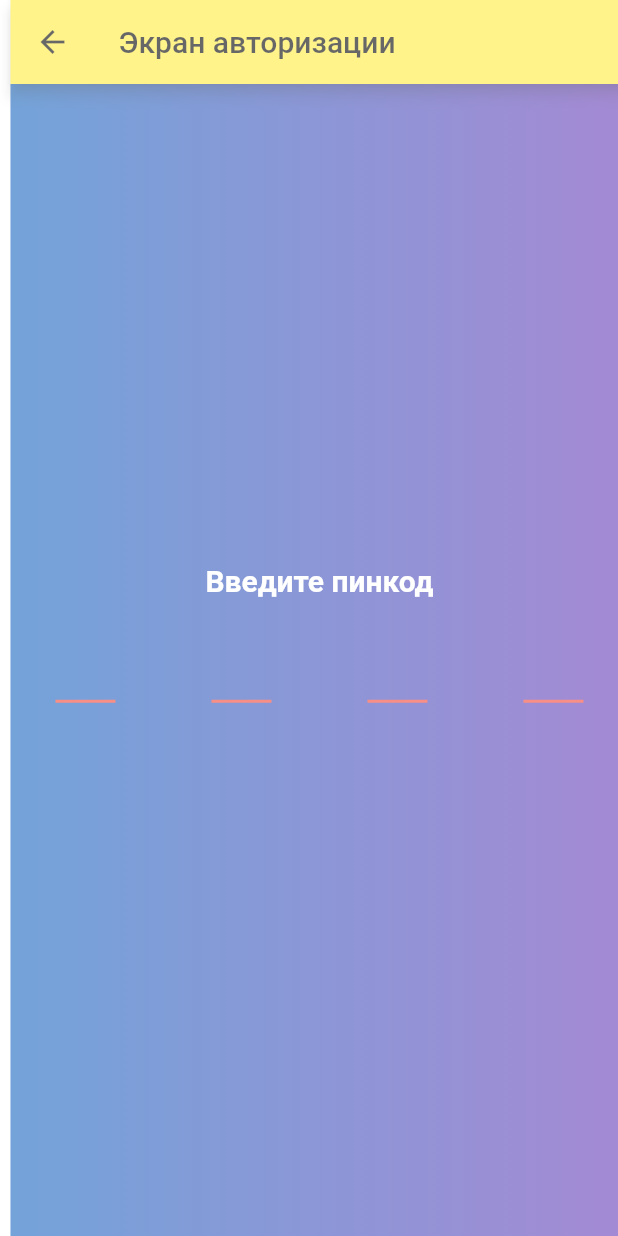
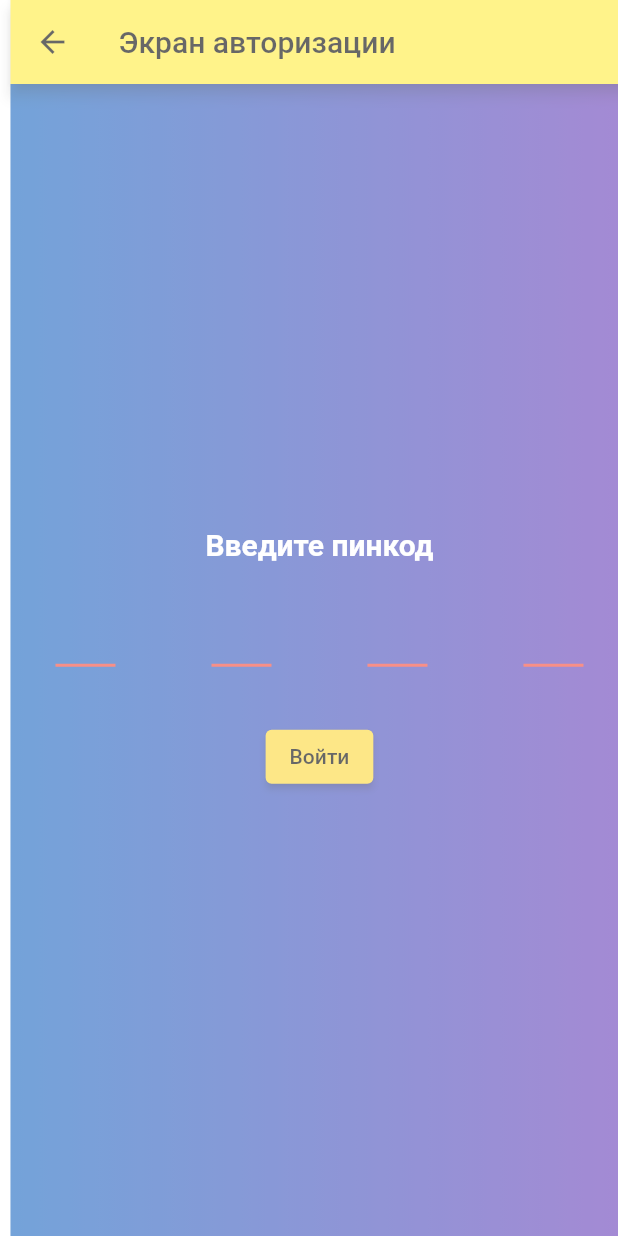
Before and after one commit to Nazarian-maker/my_restaurant_app, a Flutter app: the AdminAuth screen opened by its route, after a tap on "Войти", after a tap on "Войти по пинкоду", on a phone screen of 412 x 824 dp. Run offline on Flutter 3.47's test engine with Material 2 defaults, Android fonts, the phone set to English and light mode, and no system bars; drawn by our look-alikes of pin_code_fields; our stand-ins replace animated_splash_screen, flutter_secure_storage, google_fonts; accounts and stored records are empty; Roboto replaces fonts that are missing (Marmelad).

```diff
--- a/restaurant/lib/main.dart
+++ b/restaurant/lib/main.dart
@@ -45,7 +45,8 @@ class MyApp extends StatelessWidget {
                 child: const AdminAuth(),
               ),
           '/home': (context) => const HomePage(),
-          '/pin_page': (context) => const PinPage(),
+          '/pin_page': (context) =>
+              AuthProvider(model: AuthLogin(), child: const PinPage()),
           '/person_acc': (context) => const PersonAccount(),
           '/auth': (context) => const AuthWidget(),
         },
--- a/restaurant/lib/models/auth_login.dart
+++ b/restaurant/lib/models/auth_login.dart
@@ -11,6 +11,8 @@ class AuthLogin extends ChangeNotifier {
 
   final loginTextController = TextEditingController();
   final passwordTextController = TextEditingController();
+  final pinTextController = TextEditingController();
+  var pinText;
 
   String? _errorMessage;
   String? get errorMessage => _errorMessage;
@@ -35,9 +37,46 @@ class AuthLogin extends ChangeNotifier {
     String? sessionId;
     try {
       sessionId =
-          await _apiClient.auth(email: login, password: password);
+          await _apiClient.validateUser(email: login, password: password);
     } catch (e) {
       _errorMessage = 'Неправильный email или пароль!';
+    }
+
+    _isAuthProgress = false;
+    if (_errorMessage != null) {
+      notifyListeners();
+      return;
+    }
+
+    if (sessionId == null) {
+      _errorMessage = 'Неизвестная ошибка, повторите попытку';
+      notifyListeners();
+      return;
+    }
+    await _sessionDataProvider.setSessionId(sessionId);
+    unawaited(Navigator.of(context)
+        .pushNamedAndRemoveUntil('/home', (route) => false));
+  }
+
+  Future<void> authPin(BuildContext context) async {
+    final pin = pinText;
+    print(pin);
+
+    if (pin == null) {
+      _errorMessage = 'Вы не ввели пинкод!';
+      notifyListeners();
+      return;
+    }
+    _errorMessage = null;
+    _isAuthProgress = true;
+    notifyListeners();
+
+    String? sessionId;
+    try {
+      sessionId =
+      await _apiClient.validateUserPin(pinText: pinText);
+    } catch (e) {
+      _errorMessage = 'Неправильный пинкод!';
     }
 
     _isAuthProgress = false;
--- a/restaurant/lib/pages/otp_page.dart
+++ b/restaurant/lib/pages/otp_page.dart
@@ -2,21 +2,15 @@ import 'package:flutter/material.dart';
 import 'package:flutter/services.dart';
 import 'package:pin_code_fields/pin_code_fields.dart';
 
-class PinPage extends StatefulWidget {
+import '../models/auth_login.dart';
+
+class PinPage extends StatelessWidget {
   const PinPage({Key? key}) : super(key: key);
 
   @override
-  State<PinPage> createState() => _PinPageState();
-}
+  Widget build(BuildContext context) {
+    final model = AuthProvider.read(context)?.model;
 
-class _PinPageState extends State<PinPage> {
-  TextEditingController textEditingController = TextEditingController();
-  String pinText = '1234';
-  String enterText = '';
-  String? errorText;
-
-  @override
-  Widget build(BuildContext context) {
     return Scaffold(
       appBar: AppBar(
         title: const Text('Экран авторизации'),
@@ -37,19 +31,7 @@ class _PinPageState extends State<PinPage> {
             mainAxisAlignment: MainAxisAlignment.center,
             crossAxisAlignment: CrossAxisAlignment.center,
             children: [
-              if (errorText != null) ...[
-                Text(
-                  errorText!,
-                  style: const TextStyle(
-                    fontSize: 18.0,
-                    color: Colors.amber,
-                  ),
-                ),
-
-                const SizedBox(
-                  height: 20,
-                ),
-              ],
+              const _ErrorMessageWidget(),
               const Text(
                 'Введите пинкод',
                 style: TextStyle(
@@ -67,30 +49,29 @@ class _PinPageState extends State<PinPage> {
                 ),
                 keyboardType: TextInputType.number,
                 autoFocus: false,
-                controller: textEditingController,
+                controller: model?.pinTextController,
                 appContext: context,
                 length: 4,
                 onChanged: (text) {
-                  setState(() {
-                    enterText = text;
-                  });
+                  model?.pinText = text;
                 },
-                onCompleted: (text) {
-                  if (text == pinText) {
-                    errorText = null;
-                    FocusScope.of(context).unfocus();
-                    Future.delayed(const Duration(seconds: 1), () {
-                      Navigator.pushNamedAndRemoveUntil(
-                          context, '/home', (route) => false);
-                    });
-                  } else {
-                    errorText = 'Неверный пинкод!';
-                  }
-                  setState(() {});
-                },
+                // onCompleted: (text) {
+                //       () => model?.auth(context);
+                //   // FocusScope.of(context).unfocus();
+                //   //   Future.delayed(const Duration(seconds: 1), () {
+                //   //     Navigator.pushNamedAndRemoveUntil(
+                //   //         context, '/home', (route) => false);
+                //   //   });
+                // },
               ),
               const SizedBox(
                 height: 20.0,
+              ),
+              ElevatedButton(
+                  onPressed: () => model?.authPin(context),
+                style: ButtonStyle(
+                    backgroundColor: MaterialStateProperty.all(Colors.yellow.shade600)),
+                  child: Text('Войти'),
               ),
             ],
           ),
@@ -99,3 +80,121 @@ class _PinPageState extends State<PinPage> {
     );
   }
 }
+
+class _ErrorMessageWidget extends StatelessWidget {
+  const _ErrorMessageWidget({Key? key}) : super(key: key);
+
+  @override
+  Widget build(BuildContext context) {
+    final errorMessage = AuthProvider.watch(context)?.model.errorMessage;
+    if (errorMessage == null) return const SizedBox.shrink();
+    return Padding(
+      padding: const EdgeInsets.only(bottom: 20),
+      child: Text(
+        errorMessage,
+        style: const TextStyle(
+          fontSize: 17,
+          color: Colors.red,
+        ),
+      ),
+    );
+  }
+}
+
+// class PinPage extends StatefulWidget {
+//   const PinPage({Key? key}) : super(key: key);
+//
+//   @override
+//   State<PinPage> createState() => _PinPageState();
+// }
+//
+// class _PinPageState extends State<PinPage> {
+//   TextEditingController textEditingController = TextEditingController();
+//   String pinText = '1234';
+//   String enterText = '';
+//   String? errorText;
+//
+//   @override
+//   Widget build(BuildContext context) {
+//     return Scaffold(
+//       appBar: AppBar(
+//         title: const Text('Экран авторизации'),
+//         backgroundColor: Colors.yellow,
+//       ),
+//       body: Container(
+//         decoration: BoxDecoration(
+//           gradient: LinearGradient(
+//             colors: [
+//               Colors.blue.shade800,
+//               Colors.deepPurple,
+//             ],
+//           ),
+//         ),
+//         child: Padding(
+//           padding: const EdgeInsets.all(30.0),
+//           child: Column(
+//             mainAxisAlignment: MainAxisAlignment.center,
+//             crossAxisAlignment: CrossAxisAlignment.center,
+//             children: [
+//               if (errorText != null) ...[
+//                 Text(
+//                   errorText!,
+//                   style: const TextStyle(
+//                     fontSize: 18.0,
+//                     color: Colors.amber,
+//                   ),
+//                 ),
+//
+//                 const SizedBox(
+//                   height: 20,
+//                 ),
+//               ],
+//               const Text(
+//                 'Введите пинкод',
+//                 style: TextStyle(
+//                   fontSize: 20.0,
+//                   color: Colors.white,
+//                   fontWeight: FontWeight.bold,
+//                 ),
+//               ),
+//               const SizedBox(
+//                 height: 20.0,
+//               ),
+//               PinCodeTextField(
+//                 textStyle: const TextStyle(
+//                   color: Colors.white,
+//                 ),
+//                 keyboardType: TextInputType.number,
+//                 autoFocus: false,
+//                 controller: textEditingController,
+//                 appContext: context,
+//                 length: 4,
+//                 onChanged: (text) {
+//                   setState(() {
+//                     enterText = text;
+//                   });
+//                 },
+//                 onCompleted: (text) {
+//                   if (text == pinText) {
+//                     errorText = null;
+//                     FocusScope.of(context).unfocus();
+//                     Future.delayed(const Duration(seconds: 1), () {
+//                       Navigator.pushNamedAndRemoveUntil(
+//                           context, '/home', (route) => false);
+//                     });
+//                   } else {
+//                     errorText = 'Неверный пинкод!';
+//                   }
+//                   setState(() {});
+//                 },
+//               ),
+//               const SizedBox(
+//                 height: 20.0,
+//               ),
+//             ],
+//           ),
+//         ),
+//       ),
+//     );
+//   }
+// }
--- a/restaurant/pubspec.yaml
+++ b/restaurant/pubspec.yaml
@@ -42,7 +42,6 @@ dependencies:
   pin_code_fields: ^7.4.0
   dio: ^5.1.1
   flutter_secure_storage: ^8.0.0
-  http: ^0.13.5
 
 dev_dependencies:
   flutter_test:
```
Also changed, not shown: restaurant/lib/models/api_client.dart (+35 -27 lines), restaurant/pubspec.lock.
